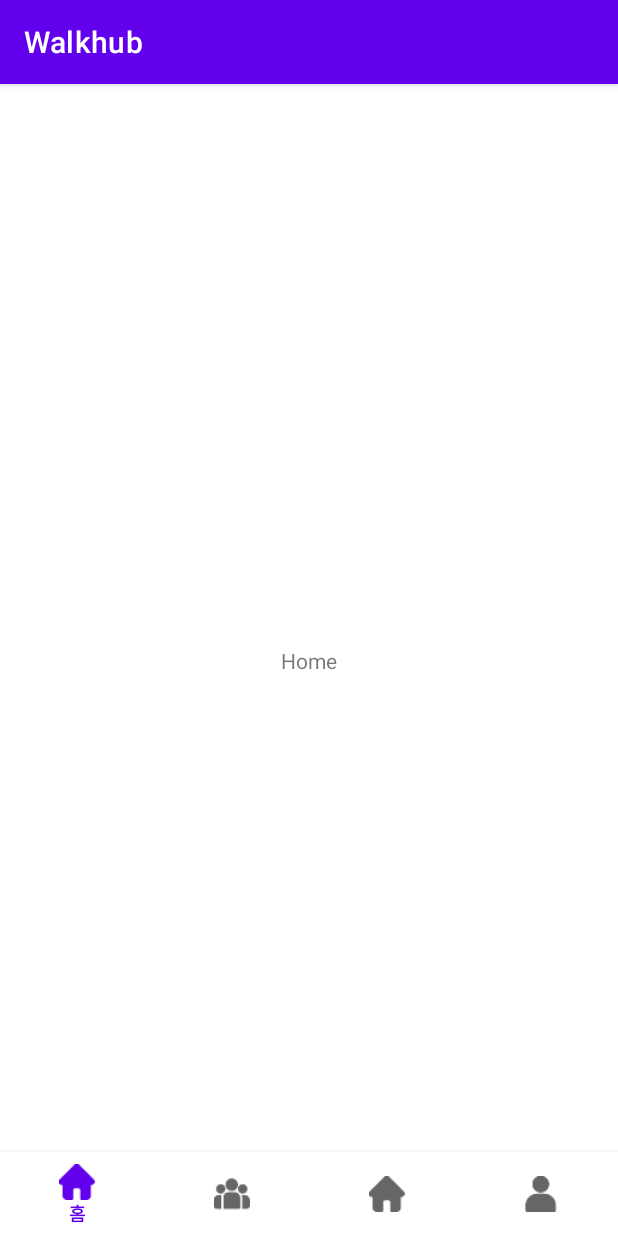
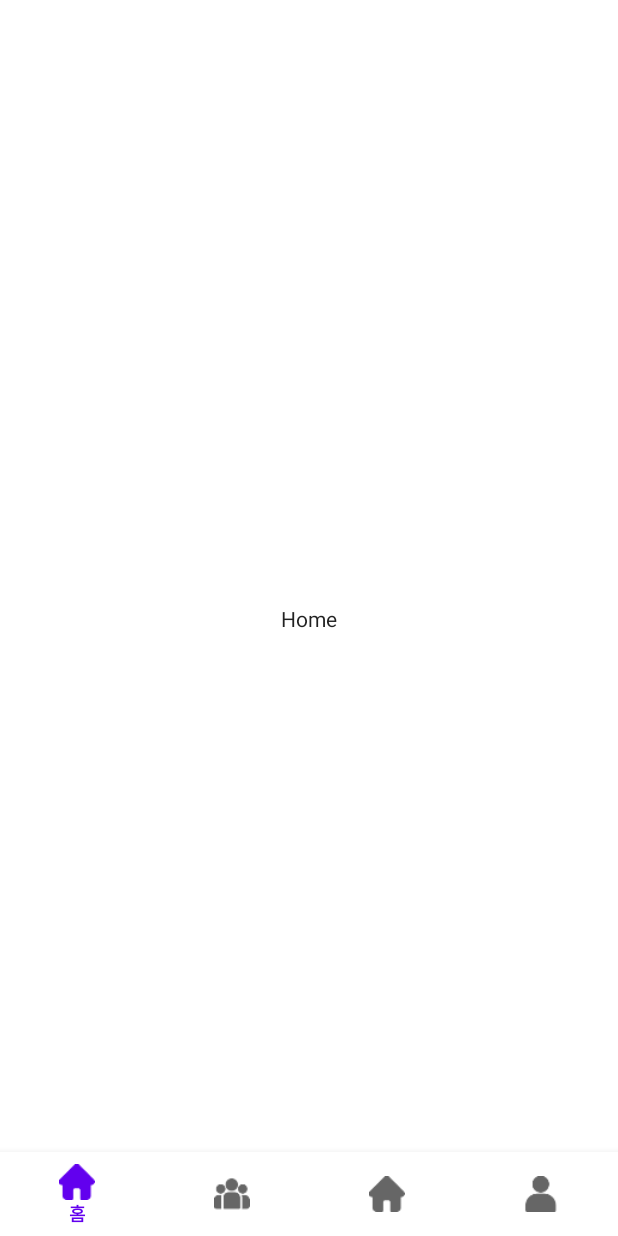
Before and after one commit to Walkhub/walkhub_android, an Android app: the screen it shows after launch (MainActivity), on a phone screen of 412 x 824 dp. Run offline under Robolectric (Android 15) with nearby library versions, the phone set to English and light mode, and no system bars; our stand-ins replace data binding, navigation-ui.

Commit message:
⚙️ :: fonts style & NoActionBar

```diff
--- /dev/null
+++ b/presentation/src/main/res/values-night/styles.xml
@@ -0,0 +1,22 @@
+<?xml version="1.0" encoding="utf-8"?>
+<resources>
+    <style name="NotoSansTextViewStyle" parent="@android:style/Widget.DeviceDefault.TextView">
+        <item name="android:fontFamily">@font/noto_sans_kr_regular</item>
+    </style>
+
+    <style name="NotoSansButtonStyle" parent="@android:style/Widget.DeviceDefault.Button.Borderless">
+        <item name="android:fontFamily">@font/noto_sans_kr_regular</item>
+    </style>
+
+    <style name="NotoSansEditTextStyle" parent="@android:style/Widget.DeviceDefault.EditText">
+        <item name="android:fontFamily">@font/noto_sans_kr_regular</item>
+    </style>
+
+    <style name="NotoSansRadioButtonStyle" parent="@android:style/Widget.DeviceDefault.CompoundButton.RadioButton">
+        <item name="android:fontFamily">@font/noto_sans_kr_regular</item>
+    </style>
+
+    <style name="NotoSansCheckboxStyle" parent="@android:style/Widget.DeviceDefault.CompoundButton.CheckBox">
+        <item name="android:fontFamily">@font/noto_sans_kr_regular</item>
+    </style>
+</resources>
--- a/presentation/src/main/res/values/themes.xml
+++ b/presentation/src/main/res/values/themes.xml
@@ -1,6 +1,6 @@
 <resources xmlns:tools="http://schemas.android.com/tools">
     <!-- Base application theme. -->
-    <style name="Theme.Walkhub" parent="Theme.MaterialComponents.DayNight.DarkActionBar">
+    <style name="Theme.Walkhub" parent="Theme.MaterialComponents.DayNight.NoActionBar">
         <!-- Primary brand color. -->
         <item name="colorPrimary">@color/purple_500</item>
         <item name="colorPrimaryVariant">@color/purple_700</item>
@@ -12,5 +12,10 @@
         <!-- Status bar color. -->
         <item name="android:statusBarColor" tools:targetApi="l">?attr/colorPrimaryVariant</item>
         <!-- Customize your theme here. -->
+        <item name="android:buttonStyle">@style/NotoSansButtonStyle</item>
+        <item name="android:editTextStyle">@style/NotoSansEditTextStyle</item>
+        <item name="android:radioButtonStyle">@style/NotoSansRadioButtonStyle</item>
+        <item name="android:checkboxStyle">@style/NotoSansCheckboxStyle</item>
+        <item name="android:textViewStyle">@style/NotoSansTextViewStyle</item>
     </style>
 </resources>
```
